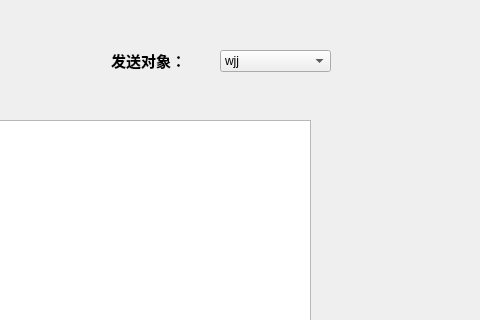
First picture: the form in OutTime/teaminfo.ui, repository agilelike/OurTime, before the edit; both pictures show x 720 to 1200 and y 0 to 320 of the 1200 by 480 pixel window.
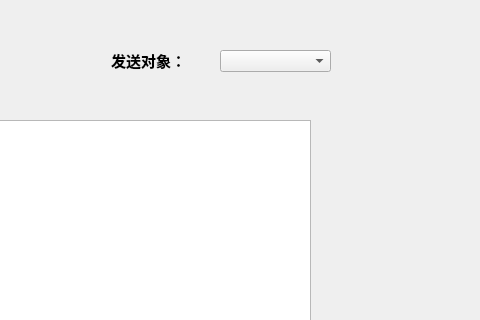
Second picture: the form after the edit.

Diff of the .ui file:
```diff
--- a/OutTime/teaminfo.ui
+++ b/OutTime/teaminfo.ui
@@ -146,16 +146,6 @@
      <height>22</height>
     </rect>
    </property>
-   <item>
-    <property name="text">
-     <string>wjj</string>
-    </property>
-   </item>
-   <item>
-    <property name="text">
-     <string>lsc</string>
-    </property>
-   </item>
   </widget>
   <widget class="QLabel" name="label_3">
    <property name="geometry">
```
